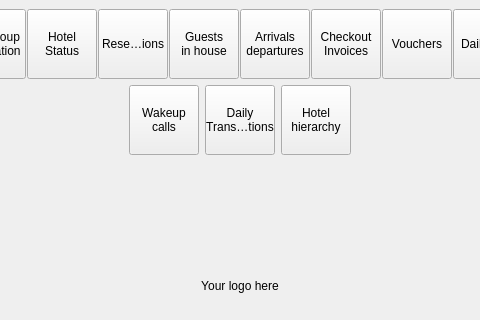
Old version of the form Resort/wwelcome.ui in the repository End1-1/Resort; both pictures show x 202 to 682 and y 0 to 320 of the 1243 by 610 pixel window.
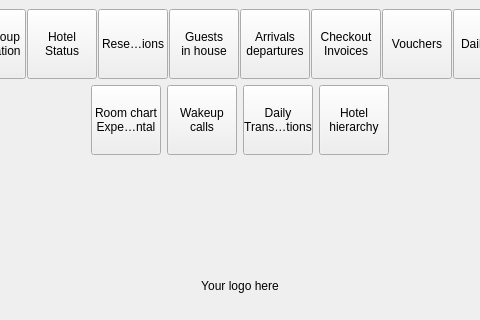
New version of the form. Icons and pictures are not drawn. Custom widgets are drawn as their Qt base class.

The edit to the form file:
```diff
--- a/Resort/wwelcome.ui
+++ b/Resort/wwelcome.ui
@@ -1642,6 +1642,45 @@
            </property>
           </spacer>
          </item>
+         <item>
+          <widget class="QToolButton" name="btnNewRoomChart">
+           <property name="minimumSize">
+            <size>
+             <width>70</width>
+             <height>70</height>
+            </size>
+           </property>
+           <property name="maximumSize">
+            <size>
+             <width>70</width>
+             <height>70</height>
+            </size>
+           </property>
+           <property name="text">
+            <string>Room chart
+Experemental</string>
+           </property>
+           <property name="icon">
+            <iconset resource="res.qrc">
+             <normaloff>:/images/analytics.png</normaloff>:/images/analytics.png</iconset>
+           </property>
+           <property name="iconSize">
+            <size>
+             <width>32</width>
+             <height>32</height>
+            </size>
+           </property>
+           <property name="toolButtonStyle">
+            <enum>Qt::ToolButtonTextUnderIcon</enum>
+           </property>
+           <property name="arrowType">
+            <enum>Qt::NoArrow</enum>
+           </property>
+           <property name="Tag" stdset="0">
+            <string/>
+           </property>
+          </widget>
+         </item>
          <item>
           <widget class="EToolbarButton" name="btnWakupCalls">
            <property name="minimumSize">
```
Left out of the diff: 2 changed lines with no effect on the pictures.
